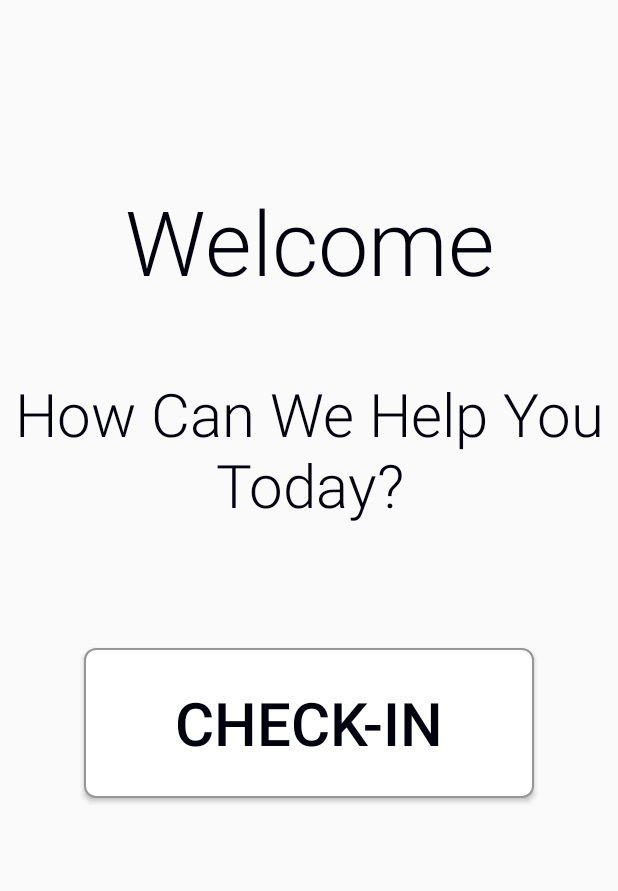
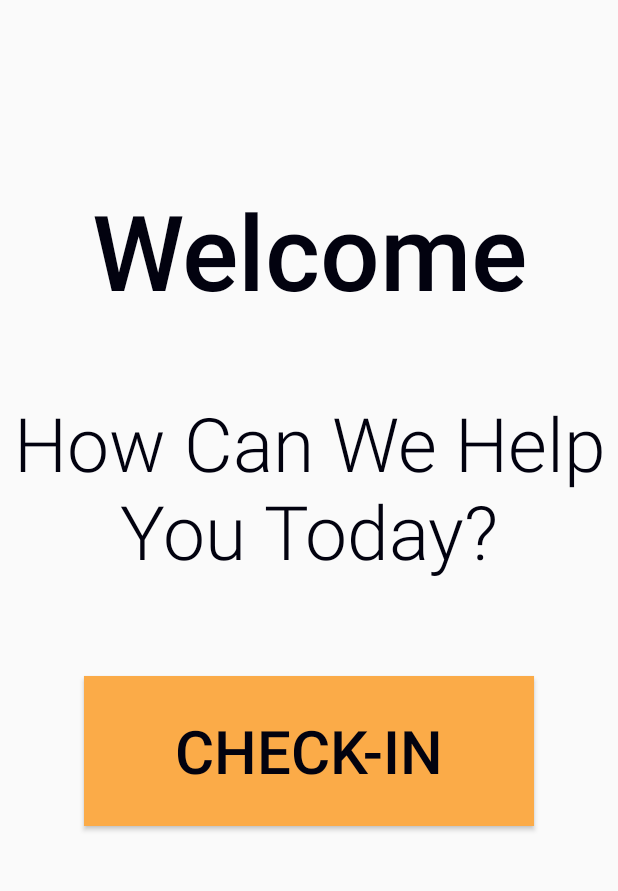
Before and after one commit to alvee07/OpenDoor, an Android app: the screen it shows after launch (MainActivity), on a phone screen of 412 x 824 dp, the part 315-1206 px from its top. Run offline under Robolectric (Android 15) with nearby library versions, the phone set to English and light mode, and no system bars.

Commit message:
Added Changes to design of main page.

```diff
--- a/app/src/main/res/layout/activity_main.xml
+++ b/app/src/main/res/layout/activity_main.xml
@@ -23,7 +23,7 @@
         android:id="@+id/checkIn"
         android:layout_width="300dp"
         android:layout_height="100dp"
-        android:background="@drawable/button_shape"
+        android:background="@color/openDoorOrangeColor"
         android:onClick="checkInBtnClicked"
         android:text="@string/checkIn"
         android:textColor="@color/textColor"
@@ -63,7 +63,8 @@
             android:layout_marginBottom="16dp"
             android:gravity="center"
             android:text="@string/welcome"
-            android:textSize="60sp"
+            android:textSize="70sp"
+            android:textStyle="bold"
             android:typeface="serif"
             app:layout_constraintBottom_toTopOf="@+id/Question"
             app:layout_constraintEnd_toEndOf="parent"
@@ -78,7 +79,7 @@
             android:layout_marginTop="32dp"
             android:gravity="center"
             android:text="@string/howCanWeHelpYou"
-            android:textSize="40sp"
+            android:textSize="50sp"
             android:typeface="serif"
             app:layout_constraintBottom_toBottomOf="parent"
             app:layout_constraintEnd_toEndOf="parent"
```
